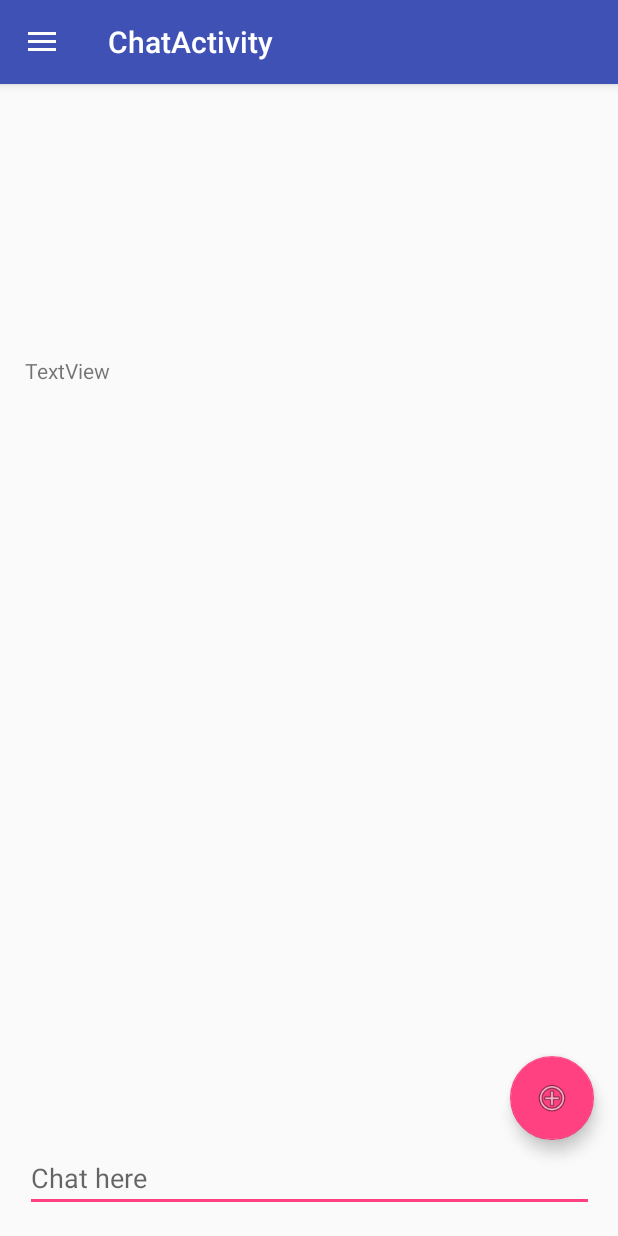
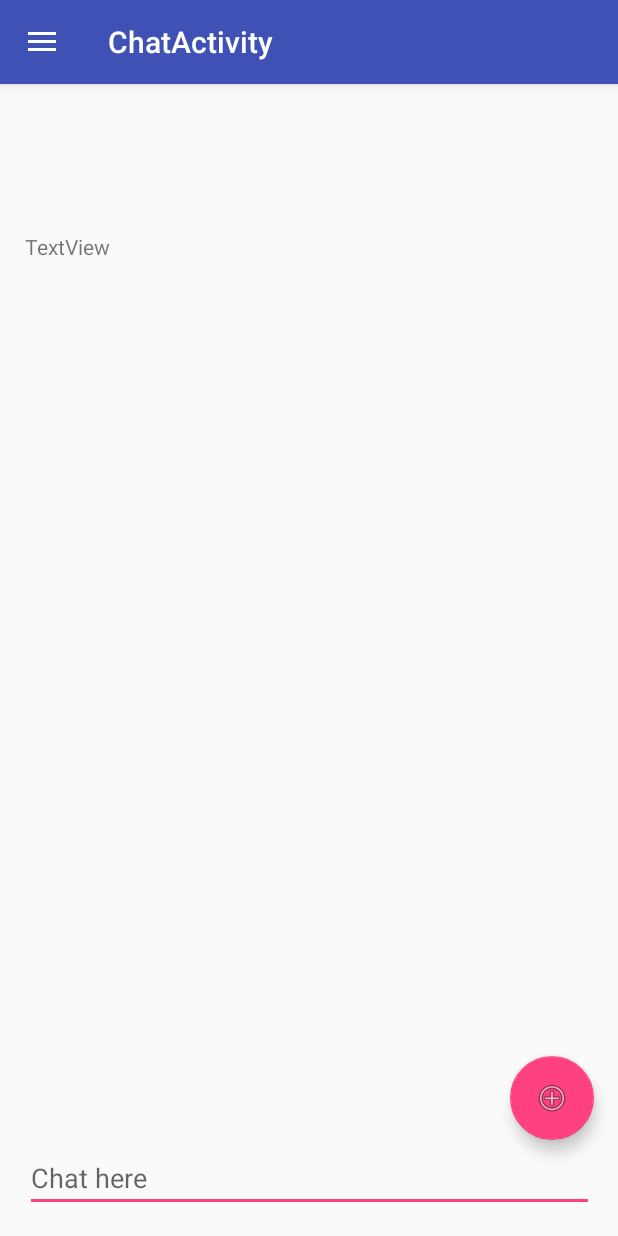
Before and after one commit to Binary-Duo/Mercury, an Android app: the ChatActivity screen opened directly, with no data from a screen before it, on a phone screen of 412 x 824 dp. Run offline under Robolectric (Android 15) with nearby library versions, the phone set to English and light mode, and no system bars.

```diff
--- a/app/src/main/res/layout/content_chat.xml
+++ b/app/src/main/res/layout/content_chat.xml
@@ -29,8 +29,10 @@
         android:layout_marginBottom="16dp"
         android:layout_marginEnd="16dp"
         android:layout_marginStart="16dp"
+        android:layout_marginTop="16dp"
         android:text="TextView"
         app:layout_constraintBottom_toTopOf="@+id/chatBox"
         app:layout_constraintEnd_toEndOf="parent"
-        app:layout_constraintStart_toStartOf="parent" />
+        app:layout_constraintStart_toStartOf="parent"
+        app:layout_constraintTop_toTopOf="parent" />
 </android.support.constraint.ConstraintLayout>
```
Also changed, not shown: app/src/main/java/org/teslastemcs/binaryduo/irc/ChatActivity.java (+18 -0 lines).
